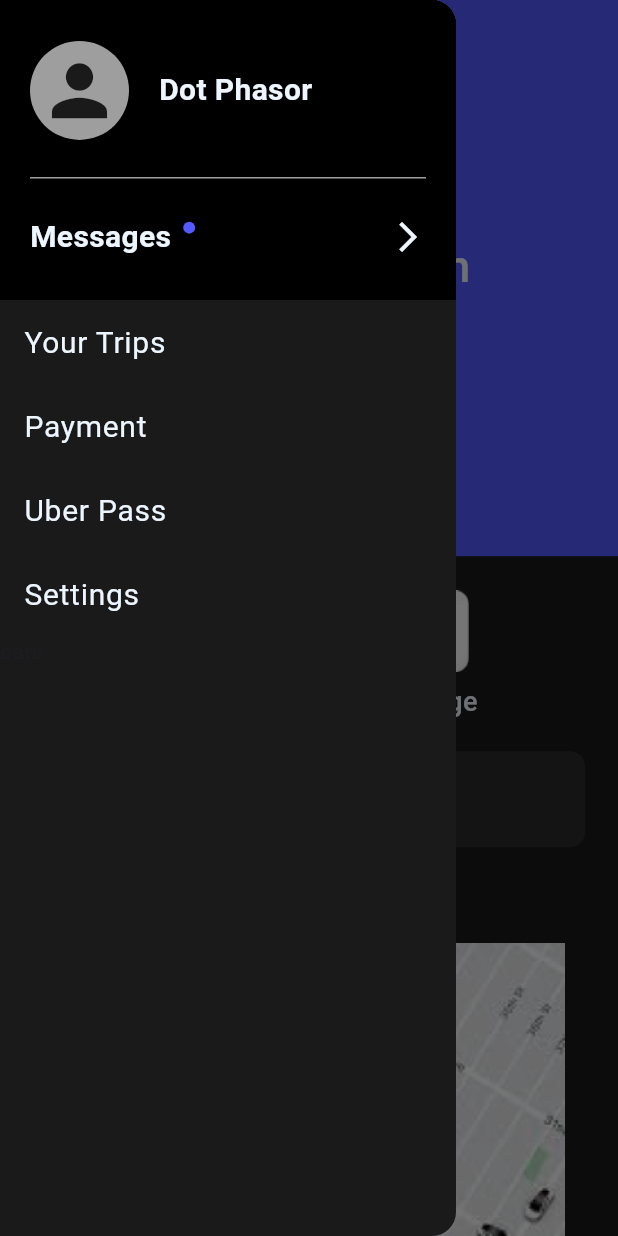
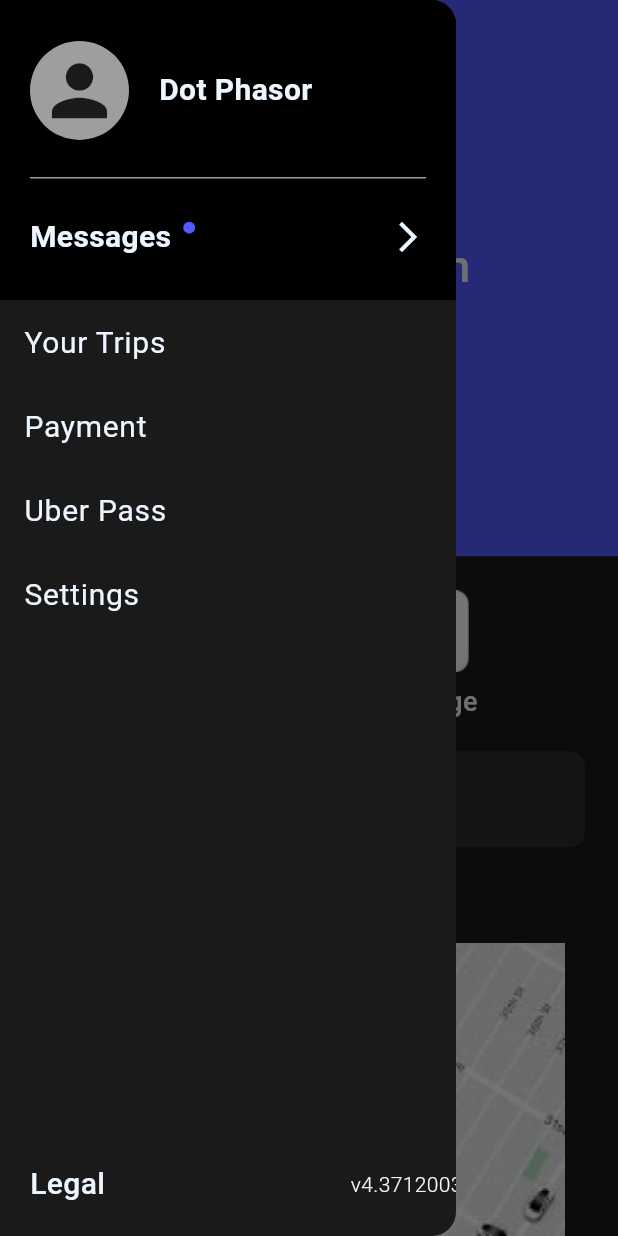
Before and after one commit to Sahil-Kundaliya/Uber-App-Clone, a Flutter app: the screen it shows after launch, with the side drawer open, on a phone screen of 412 x 824 dp. Run offline on Flutter 3.47's test engine with Material 3 defaults, Android fonts, the phone set to English and light mode, and no system bars; our stand-ins replace flutter_bloc, google_fonts.

Commit message:
drawer added

```diff
--- a/lib/features/home/widgets/common_drawer.dart
+++ b/lib/features/home/widgets/common_drawer.dart
@@ -10,15 +10,17 @@
     return Drawer(
       backgroundColor: AppColors.backgroundColors,
       child: SafeArea(
-        child: ListView(
+        child: Stack(
+          children: [
+            ListView(
               padding: EdgeInsets.zero,
               children: [
                 Container(
                   height: 200,
                   color: AppColors.customBlackColors,
                   child: Padding(
-                padding:
-                    const EdgeInsets.symmetric(horizontal: 20, vertical: 10),
+                    padding: const EdgeInsets.symmetric(
+                        horizontal: 20, vertical: 10),
                     child: Column(
                       mainAxisAlignment: MainAxisAlignment.spaceEvenly,
                       children: [
@@ -61,7 +63,8 @@
                                   ),
                                 ),
                                 Padding(
-                              padding: const EdgeInsets.only(top: 4, left: 8),
+                                  padding:
+                                      const EdgeInsets.only(top: 4, left: 8),
                                   child: CircleAvatar(
                                     radius: 4,
                                     backgroundColor: AppColors.primary2Colors,
@@ -119,10 +122,37 @@
                     Navigator.pop(context);
                   },
                 ),
-            Expanded(
+              ],
+            ),
+            Positioned(
+              bottom: 20,
+              child: Padding(
+                padding: const EdgeInsets.symmetric(horizontal: 20),
+                child: SizedBox(
+                  width: MediaQuery.of(context).size.width * 0.7,
                   child: Row(
-              children: [Text('data')],
-            ))
+                    mainAxisAlignment: MainAxisAlignment.spaceBetween,
+                    mainAxisSize: MainAxisSize.max,
+                    children: [
+                      Text(
+                        'Legal',
+                        style: GoogleFonts.roboto(
+                            fontWeight: FontWeight.w500,
+                            fontSize: 20,
+                            color: const Color(0xffEDF6FF)),
+                      ),
+                      Text(
+                        'v4.3712003',
+                        style: GoogleFonts.roboto(
+                            fontWeight: FontWeight.w300,
+                            fontSize: 14,
+                            color: const Color(0xffEDF6FF)),
+                      ),
+                    ],
+                  ),
+                ),
+              ),
+            )
           ],
         ),
       ),
```
Lines whose indentation alone changed are shown as unchanged.
